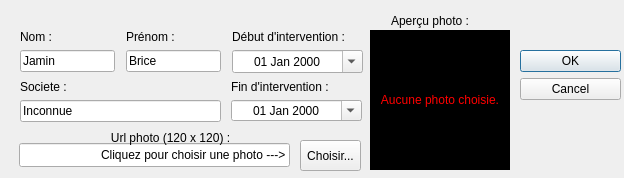
Above: 34-CodageConfigurerPersonnes/ConfigurerPersonnes/persondialog.ui from BriceJamin/BriceJamin-ProjetSuPer before the change. Below: the same form after it.
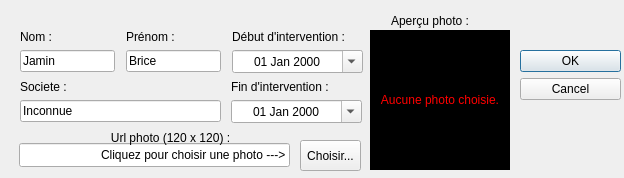
That is the form after the change.

```diff
--- a/34-CodageConfigurerPersonnes/ConfigurerPersonnes/persondialog.ui
+++ b/34-CodageConfigurerPersonnes/ConfigurerPersonnes/persondialog.ui
@@ -117,7 +117,7 @@
      <x>231</x>
      <y>80</y>
      <width>131</width>
-     <height>41</height>
+     <height>44</height>
     </rect>
    </property>
    <layout class="QFormLayout" name="endFormLayout">
```
Left out of the diff: 3 changed lines with no effect on the pictures.
